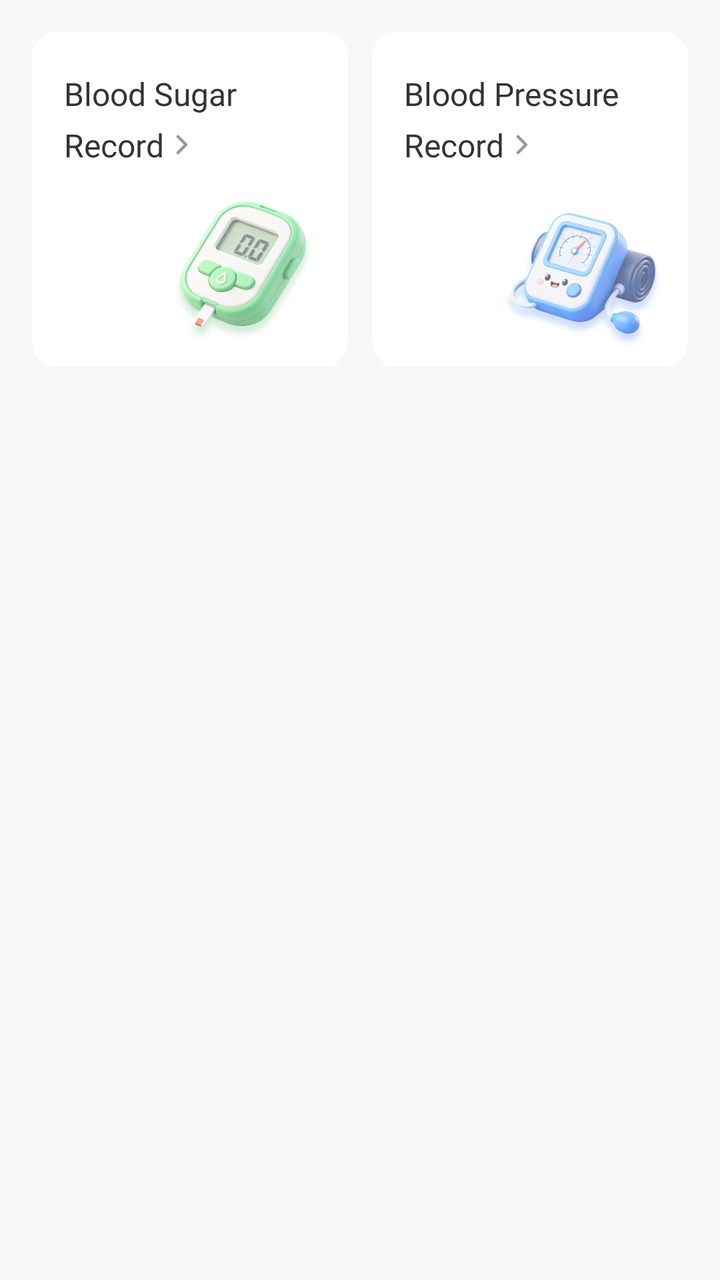
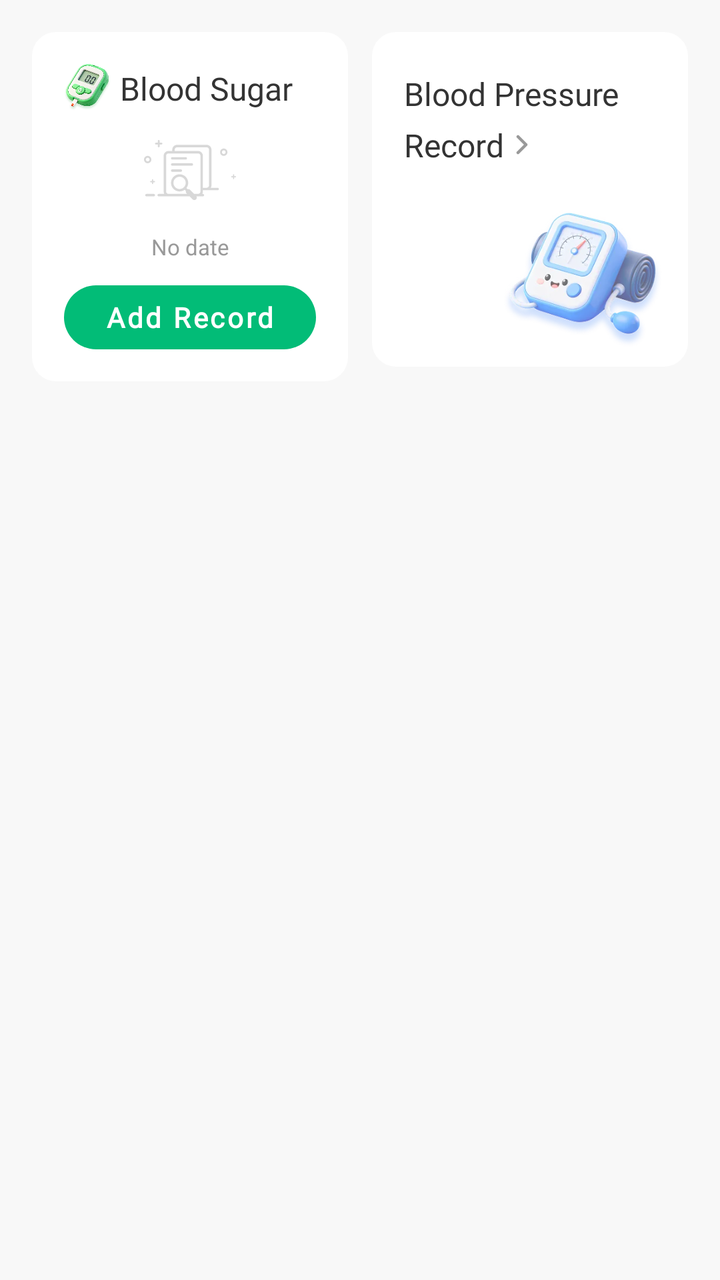

Two renders of the same Android screen: before a commit and after it. Below are the layout's source before the change and the commit's diff.
<!-- AndroidManifest.xml: application theme AppTheme -->
<!-- res/layout/fragment_record.xml -->
<?xml version="1.0" encoding="utf-8"?>
<androidx.constraintlayout.widget.ConstraintLayout xmlns:android="http://schemas.android.com/apk/res/android"
    xmlns:app="http://schemas.android.com/apk/res-auto"
    android:layout_width="match_parent"
    android:layout_height="match_parent"
    android:padding="@dimen/dp_16">


    <androidx.appcompat.widget.LinearLayoutCompat
        android:id="@+id/ll_bs_history"
        android:layout_width="@dimen/dp_0"
        android:layout_height="wrap_content"
        android:layout_marginEnd="@dimen/dp_6"
        android:background="@drawable/bg_rect_white_12"
        android:foreground="?android:attr/selectableItemBackground"
        android:orientation="vertical"
        app:layout_constraintEnd_toStartOf="@id/ll_bp_history"
        app:layout_constraintStart_toStartOf="parent"
        app:layout_constraintTop_toTopOf="parent">

        <androidx.appcompat.widget.AppCompatTextView
            style="@style/TextViewFont_RobotoMedium"
            android:layout_width="wrap_content"
            android:layout_height="wrap_content"
            android:layout_marginStart="@dimen/dp_16"
            android:layout_marginTop="@dimen/dp_20"
            android:text="@string/blood_suger"
            android:textColor="@color/t1"
            android:textSize="@dimen/sp_16" />

        <androidx.appcompat.widget.AppCompatTextView
            style="@style/TextViewFont_RobotoMedium"
            android:layout_width="wrap_content"
            android:layout_height="wrap_content"
            android:layout_marginStart="@dimen/dp_16"
            android:layout_marginTop="@dimen/dp_4"
            android:layout_marginBottom="@dimen/dp_6"
            android:drawableEnd="@drawable/ic_blood_suger_status_arrow"
            android:drawablePadding="@dimen/dp_6"
            android:text="@string/record"
            android:textColor="@color/t1"
            android:textSize="@dimen/sp_16" />


        <androidx.appcompat.widget.AppCompatImageView
            android:layout_width="@dimen/dp_90"
            android:layout_height="@dimen/dp_80"
            android:layout_gravity="end"
            android:layout_margin="@dimen/dp_7"
            app:srcCompat="@mipmap/ic_bs_record" />

    </androidx.appcompat.widget.LinearLayoutCompat>

    <androidx.appcompat.widget.LinearLayoutCompat
        android:id="@+id/ll_bp_history"
        android:layout_width="@dimen/dp_0"
        android:layout_height="wrap_content"
        android:layout_marginStart="@dimen/dp_6"
        android:background="@drawable/bg_rect_white_12"
        android:foreground="?android:attr/selectableItemBackground"
        android:orientation="vertical"
        app:layout_constraintEnd_toEndOf="parent"
        app:layout_constraintStart_toEndOf="@id/ll_bs_history"
        app:layout_constraintTop_toTopOf="parent">

        <androidx.appcompat.widget.AppCompatTextView
            style="@style/TextViewFont_RobotoMedium"
            android:layout_width="wrap_content"
            android:layout_height="wrap_content"
            android:layout_marginStart="@dimen/dp_16"
            android:layout_marginTop="@dimen/dp_20"
            android:text="@string/blood_pressure"
            android:textColor="@color/t1"
            android:textSize="@dimen/sp_16" />

        <androidx.appcompat.widget.AppCompatTextView
            style="@style/TextViewFont_RobotoMedium"
            android:layout_width="wrap_content"
            android:layout_height="wrap_content"
            android:layout_marginStart="@dimen/dp_16"
            android:layout_marginTop="@dimen/dp_4"
            android:layout_marginBottom="@dimen/dp_6"
            android:drawableEnd="@drawable/ic_blood_suger_status_arrow"
            android:drawablePadding="@dimen/dp_6"
            android:text="@string/record"
            android:textColor="@color/t1"
            android:textSize="@dimen/sp_16" />


        <androidx.appcompat.widget.AppCompatImageView
            android:layout_width="@dimen/dp_90"
            android:layout_height="@dimen/dp_80"
            android:layout_gravity="end"
            android:layout_margin="@dimen/dp_7"
            app:srcCompat="@mipmap/ic_bp_record" />

    </androidx.appcompat.widget.LinearLayoutCompat>


</androidx.constraintlayout.widget.ConstraintLayout>
<!-- resources referenced by this layout -->
<resources>
  <!-- mipmap ic_bs_record: webp bitmap (mipmap-xxhdpi, 13208 bytes) -->
  <!-- unchanged entries left out for length: 31 -->
</resources>

<!-- the commit's change to res/layout/fragment_record.xml (unified diff, before → after) -->
@@ -1,55 +1,115 @@
 <?xml version="1.0" encoding="utf-8"?>
 <androidx.constraintlayout.widget.ConstraintLayout xmlns:android="http://schemas.android.com/apk/res/android"
     xmlns:app="http://schemas.android.com/apk/res-auto"
+    xmlns:tools="http://schemas.android.com/tools"
     android:layout_width="match_parent"
     android:layout_height="match_parent"
     android:padding="@dimen/dp_16">
 
 
-    <androidx.appcompat.widget.LinearLayoutCompat
-        android:id="@+id/ll_bs_history"
+    <androidx.constraintlayout.widget.ConstraintLayout
+        android:id="@+id/ll_bs"
         android:layout_width="@dimen/dp_0"
         android:layout_height="wrap_content"
         android:layout_marginEnd="@dimen/dp_6"
         android:background="@drawable/bg_rect_white_12"
         android:foreground="?android:attr/selectableItemBackground"
-        android:orientation="vertical"
+        android:paddingVertical="@dimen/dp_16"
         app:layout_constraintEnd_toStartOf="@id/ll_bp_history"
         app:layout_constraintStart_toStartOf="parent"
         app:layout_constraintTop_toTopOf="parent">
 
-        <androidx.appcompat.widget.AppCompatTextView
-            style="@style/TextViewFont_RobotoMedium"
-            android:layout_width="wrap_content"
-            android:layout_height="wrap_content"
+
+        <androidx.appcompat.widget.AppCompatImageView
+            android:id="@+id/iv_bs"
+            android:layout_width="@dimen/dp_24"
+            android:layout_height="@dimen/dp_24"
             android:layout_marginStart="@dimen/dp_16"
-            android:layout_marginTop="@dimen/dp_20"
-            android:text="@string/blood_suger"
-            android:textColor="@color/t1"
-            android:textSize="@dimen/sp_16" />
+            android:scaleType="centerInside"
+            app:layout_constraintStart_toStartOf="parent"
+            app:layout_constraintTop_toTopOf="parent"
+            app:srcCompat="@mipmap/ic_blood_suger" />
 
         <androidx.appcompat.widget.AppCompatTextView
             style="@style/TextViewFont_RobotoMedium"
-            android:layout_width="wrap_content"
+            android:layout_width="0dp"
             android:layout_height="wrap_content"
-            android:layout_marginStart="@dimen/dp_16"
-            android:layout_marginTop="@dimen/dp_4"
-            android:layout_marginBottom="@dimen/dp_6"
-            android:drawableEnd="@drawable/ic_blood_suger_status_arrow"
-            android:drawablePadding="@dimen/dp_6"
-            android:text="@string/record"
+            android:layout_marginStart="@dimen/dp_4"
+            android:layout_marginEnd="@dimen/dp_16"
+            android:text="@string/blood_suger"
             android:textColor="@color/t1"
-            android:textSize="@dimen/sp_16" />
+            android:textSize="@dimen/sp_16"
+            app:layout_constraintBottom_toBottomOf="@id/iv_bs"
+            app:layout_constraintEnd_toEndOf="parent"
+            app:layout_constraintStart_toEndOf="@id/iv_bs"
+            app:layout_constraintTop_toTopOf="@id/iv_bs" />
 
 
         <androidx.appcompat.widget.AppCompatImageView
-            android:layout_width="@dimen/dp_90"
-            android:layout_height="@dimen/dp_80"
-            android:layout_gravity="end"
-            android:layout_margin="@dimen/dp_7"
-            app:srcCompat="@mipmap/ic_bs_record" />
+            android:id="@+id/iv_empty"
+            android:layout_width="@dimen/dp_46"
+            android:layout_height="@dimen/dp_46"
+            android:layout_marginTop="@dimen/dp_6"
+            app:layout_constraintEnd_toEndOf="parent"
+            app:layout_constraintStart_toStartOf="parent"
+            app:layout_constraintTop_toBottomOf="@id/iv_bs"
+            app:srcCompat="@drawable/ic_chart_empty" />
 
-    </androidx.appcompat.widget.LinearLayoutCompat>
+
+        <androidx.appcompat.widget.AppCompatTextView
+            android:id="@+id/tv_empty"
+            android:layout_width="wrap_content"
+            android:layout_height="wrap_content"
+            android:layout_marginTop="@dimen/dp_8"
+            android:text="@string/no_date"
+            android:textColor="@color/color_999"
+            android:textSize="@dimen/sp_11"
+            app:layout_constraintEnd_toEndOf="@id/iv_empty"
+            app:layout_constraintStart_toStartOf="@id/iv_empty"
+            app:layout_constraintTop_toBottomOf="@id/iv_empty" />
+
+
+        <com.google.android.material.button.MaterialButton
+            android:id="@+id/btn_add_bs"
+            style="@style/MaterialButton.b1"
+            android:layout_width="0dp"
+            android:layout_height="@dimen/dp_32"
+            android:layout_marginTop="@dimen/dp_12"
+            android:layout_marginHorizontal="@dimen/dp_16"
+            android:maxLines="1"
+            android:text="@string/add_record"
+            app:autoSizeMaxTextSize="@dimen/sp_14"
+            app:autoSizeMinTextSize="@dimen/sp_12"
+            app:autoSizeStepGranularity="1sp"
+            app:autoSizeTextType="uniform"
+            app:layout_constraintEnd_toEndOf="parent"
+            app:layout_constraintStart_toStartOf="parent"
+            app:layout_constraintTop_toBottomOf="@id/tv_empty" />
+
+
+        <androidx.constraintlayout.widget.Group
+            android:id="@+id/gp_bs_empty"
+            android:layout_width="wrap_content"
+            android:layout_height="wrap_content"
+            android:visibility="visible"
+            app:constraint_referenced_ids="btn_add_bs,iv_empty,tv_empty" />
+
+        <com.patrykandpatrick.vico.views.cartesian.CartesianChartView
+            android:id="@+id/bs_chart_view"
+            android:layout_width="match_parent"
+            android:layout_height="0dp"
+            android:layout_marginStart="@dimen/dp_8"
+            android:layout_marginEnd="@dimen/dp_16"
+            android:visibility="gone"
+            app:layout_constraintBottom_toBottomOf="@id/btn_add_bs"
+            app:layout_constraintStart_toStartOf="parent"
+            app:layout_constraintTop_toTopOf="@id/iv_empty"
+            tools:chartStyle="@style/BloodPressureChartStyle"
+            tools:previewLineSeriesCount="1"
+            tools:previewMaxX="7"
+            tools:previewMaxY="10" />
+
+    </androidx.constraintlayout.widget.ConstraintLayout>
 
     <androidx.appcompat.widget.LinearLayoutCompat
         android:id="@+id/ll_bp_history"
@@ -60,7 +120,7 @@
         android:foreground="?android:attr/selectableItemBackground"
         android:orientation="vertical"
         app:layout_constraintEnd_toEndOf="parent"
-        app:layout_constraintStart_toEndOf="@id/ll_bs_history"
+        app:layout_constraintStart_toEndOf="@id/ll_bs"
         app:layout_constraintTop_toTopOf="parent">
 
         <androidx.appcompat.widget.AppCompatTextView
<!-- resource entries referenced after the edit -->
@@ -1,6 +1,110 @@
 <!-- resources referenced by this layout -->
 <resources>
-  <!-- mipmap ic_bs_record: webp bitmap (mipmap-xxhdpi, 13208 bytes) -->
+  <dimen name="dp_24">24dp</dimen>
+  <dimen name="dp_32">32dp</dimen>
+  <dimen name="dp_46">46dp</dimen>
+  <dimen name="dp_8">8dp</dimen>
+  <dimen name="sp_11">11sp</dimen>
+  <dimen name="sp_12">12sp</dimen>
+  <dimen name="sp_14">14sp</dimen>
+  <!-- drawable ic_chart_empty: vector/xml drawable (drawable, 8287 chars, omitted) -->
+  <!-- mipmap ic_blood_suger: webp bitmap (mipmap-xxhdpi, 15934 bytes) -->
+  <string name="add_record">Add Record</string>
+  <string name="no_date">No date</string>
+  <style name="BloodPressureChartStyle">
+          <item name="layers">line</item>
+          <item name="showBottomAxis">true</item>
+          <item name="showStartAxis">true</item>
+          <item name="bottomAxisStyle">@style/BloodPressureBottomAxisStyle</item>
+          <item name="startAxisStyle">@style/BloodPressureStartAxisStyle</item>
+          <item name="lineLayerStyle">@style/BloodPressureLineLayerStyle</item>
+          <item name="scalableStartLayerPadding">8dp</item>
+          <item name="scalableEndLayerPadding">8dp</item>
+      </style>
+  <style name="MaterialButton.b1">
+          <item name="android:fontFamily">@font/roboto_bold</item>
+          <item name="fontFamily">@font/roboto_bold</item>
+          <item name="android:textStyle">bold</item>
+          <item name="android:textColor">@color/white</item>
+          <item name="backgroundTint">@color/c5</item>
+          <item name="rippleColor">@color/c5_8</item>
+      </style>
+  <style name="BloodPressureBottomAxisStyle">
+          <item name="showLine">false</item>
+          <item name="showGuidelines">false</item>
+          <item name="showTicks">false</item>
+          <item name="labelStyle">@style/BottomAxisLabelStyle</item>
+          <item name="horizontalAxisItemPlacer">aligned</item>
+          <item name="horizontalAxisLabelSpacing">1</item>
+      </style>
+  <style name="BloodPressureStartAxisStyle">
+          <item name="showLine">false</item>
+          <item name="showGuidelines">true</item>
+          <item name="showTicks">false</item>
+          <item name="guidelineStyle">@style/DashedGuidelineStyle</item>
+          <item name="labelStyle">@style/StartAxisLabelStyle</item>
+          <item name="verticalAxisItemCount">7</item>
+          <item name="verticalAxisHorizontalLabelPosition">outside</item>
+          <item name="verticalAxisVerticalLabelPosition">center</item>
+  
+      </style>
+  <style name="BloodPressureLineLayerStyle">
+          <item name="line1Style">@style/SystolicLineStyle</item>
+          <item name="line2Style">@style/DiastolicLineStyle</item>
+          <item name="pointSpacing">@dimen/dp_20</item>
+      </style>
+  <color name="c5_8">#5DD4A8</color>
+  <style name="BottomAxisLabelStyle">
+          <item name="android:color">#9E9E9E</item>
+          <item name="android:textSize">13sp</item>
+          <item name="android:paddingTop">8dp</item>
+      </style>
+  <style name="DashedGuidelineStyle">
+          <item name="android:color">#E5E5E5</item>
+          <item name="thickness">@dimen/dp_1</item>
+          <item name="shapeStyle">@style/DashedShapeStyle</item>
+      </style>
+  <style name="StartAxisLabelStyle">
+          <item name="android:color">@color/color_999</item>
+          <item name="android:textSize">@dimen/sp_12</item>
+          <item name="android:paddingEnd">@dimen/dp_8</item>
+      </style>
+  <style name="SystolicLineStyle">
+          <item name="android:color">#FF6B4D</item>
+          <item name="thickness">@dimen/dp_1</item>
+          <item name="android:strokeLineCap">round</item>
+          <item name="pointSize">@dimen/dp_8</item>
+          <item name="curvature">30%</item>
+          <item name="pointStyle">@style/SystolicPointStyle</item>
+      </style>
+  <style name="DiastolicLineStyle">
+          <item name="android:color">#4AD7FF</item>
+          <item name="thickness">@dimen/dp_1</item>
+          <item name="android:strokeLineCap">round</item>
+          <item name="pointSize">@dimen/dp_8</item>
+          <item name="curvature">30%</item>
+          <item name="pointStyle">@style/DiastolicPointStyle</item>
+      </style>
+  <dimen name="dp_1">1dp</dimen>
+  <style name="DashedShapeStyle">
+          <item name="dashLength">@dimen/dp_4</item>
+          <item name="gapLength">@dimen/dp_4</item>
+      </style>
+  <style name="SystolicPointStyle">
+          <item name="android:color">#FF6B4D</item>
+          <item name="strokeColor">#FFFFFF</item>
+          <item name="strokeThickness">@dimen/dp_1</item>
+          <item name="shapeStyle">@style/CircleShape</item>
+      </style>
+  <style name="DiastolicPointStyle">
+          <item name="android:color">#4AD7FF</item>
+          <item name="strokeColor">#FFFFFF</item>
+          <item name="strokeThickness">@dimen/dp_1</item>
+          <item name="shapeStyle">@style/CircleShape</item>
+      </style>
+  <style name="CircleShape">
+          <item name="cornerSize">50%</item>
+      </style>
   <!-- unchanged entries left out for length: 31 -->
 </resources>
 
